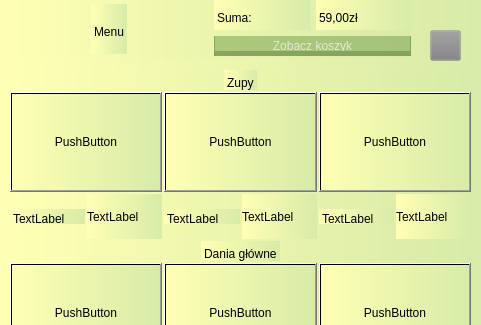
Before: the Qt Designer form ordering-food-app-2/mainwindow.ui in Gipsonek123/Ordering-food-app, drawn with Qt 5; both pictures show x 0 to 481 and y 0 to 325 of the 481 by 677 pixel window.
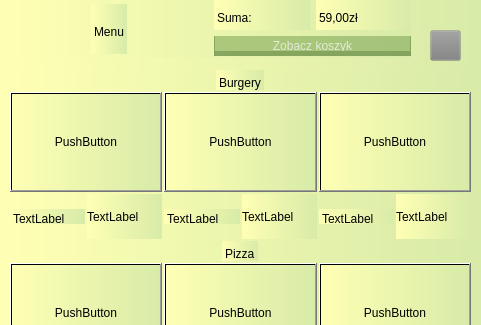
After: the same form once the commit is applied. The open tabs and pages were chosen to show the change. Icons and pictures are not drawn.

```diff
--- a/ordering-food-app-2/mainwindow.ui
+++ b/ordering-food-app-2/mainwindow.ui
@@ -391,7 +391,7 @@
 	padding-top: 5px;</string>
            </property>
            <property name="text">
-            <string>Zupy</string>
+            <string>Burgery</string>
            </property>
           </widget>
          </item>
@@ -555,7 +555,7 @@
 	padding-top: 5px;</string>
            </property>
            <property name="text">
-            <string>Dania główne</string>
+            <string>Pizza</string>
            </property>
           </widget>
          </item>
@@ -1522,7 +1522,7 @@
        </item>
       </layout>
      </widget>
-     <widget class="QWidget" name="">
+     <widget class="QWidget" name="layoutWidget">
       <property name="geometry">
        <rect>
         <x>10</x>
```
Left out of the diff: 78 changed lines with no effect on the pictures.
